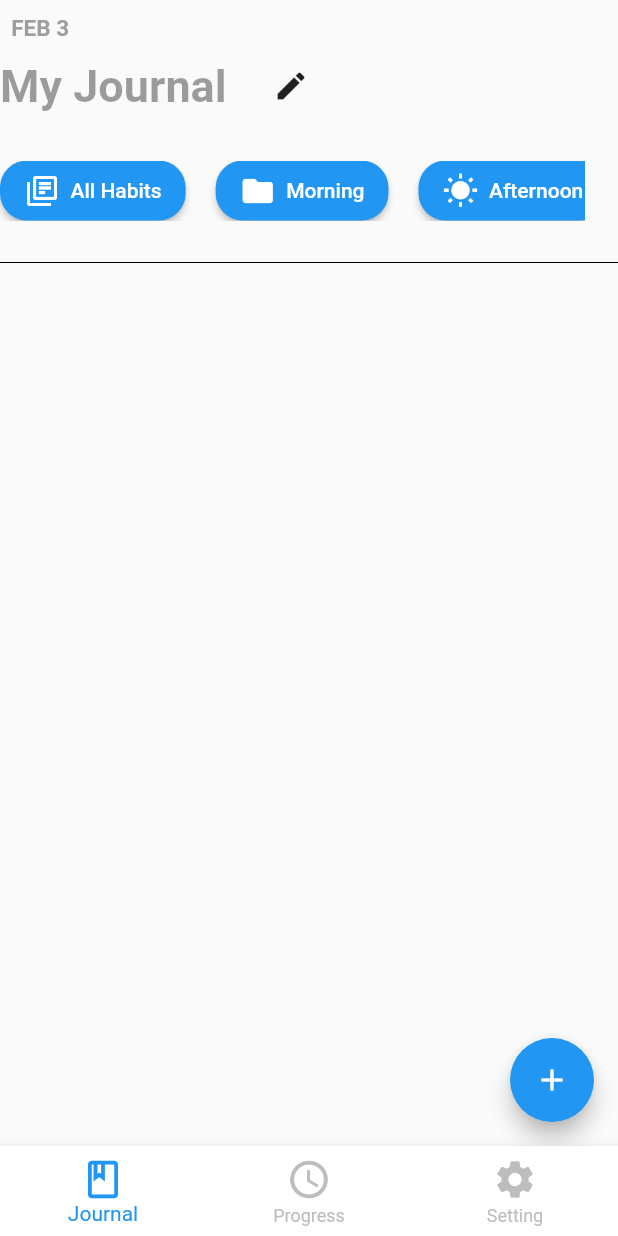
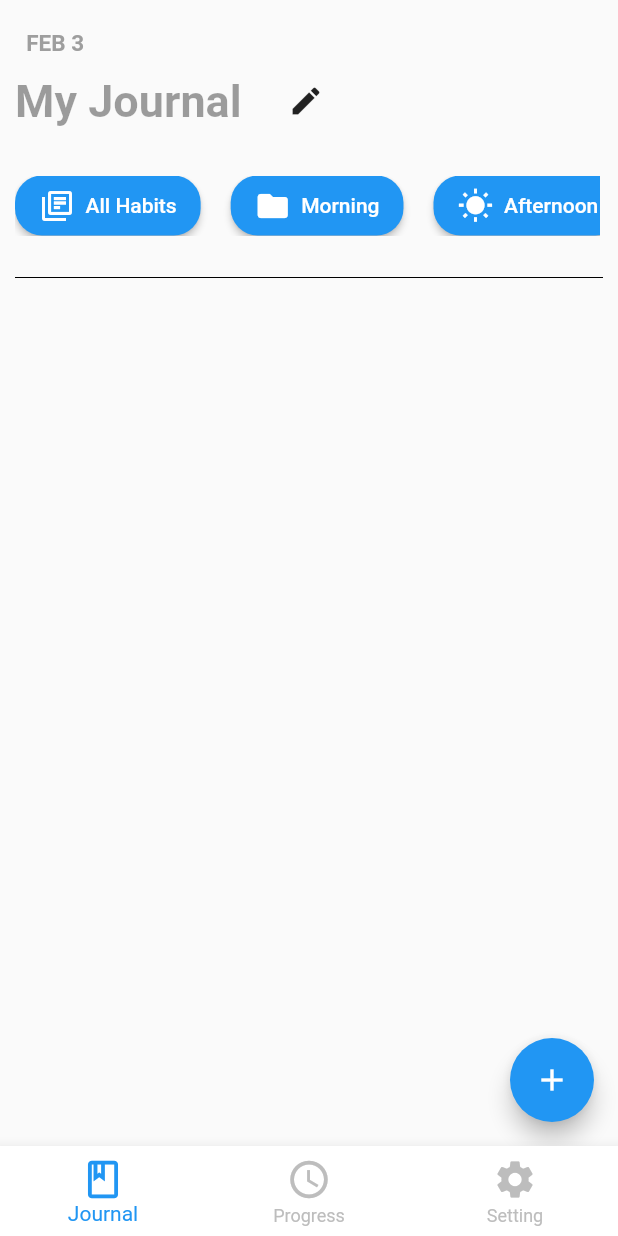
Before and after one commit to SamakshBansal/habitify, a Flutter app: the screen it shows after launch, on a phone screen of 412 x 824 dp. Run offline on Flutter 3.47's test engine with Material 2 defaults, Android fonts, the phone set to English and light mode, and no system bars.

Commit message:
Journal Margin

```diff
--- a/lib/screens/journal.dart
+++ b/lib/screens/journal.dart
@@ -28,7 +28,9 @@ class _MyJournalState extends State<MyJournal> {
   @override
   Widget build(BuildContext context) {
     return Scaffold(
-      body: SafeArea(
+      body: Container(
+        margin: const EdgeInsets.all(10),
+        child: SafeArea(
           child: Column(
             crossAxisAlignment: CrossAxisAlignment.start,
             children: [
@@ -71,6 +73,7 @@ class _MyJournalState extends State<MyJournal> {
               horizontalList2,
               const Divider(color: Colors.black),
             ],
+          ),
         ),
       ),
       floatingActionButton: FloatingActionButton(
```
Lines whose indentation alone changed are shown as unchanged.
